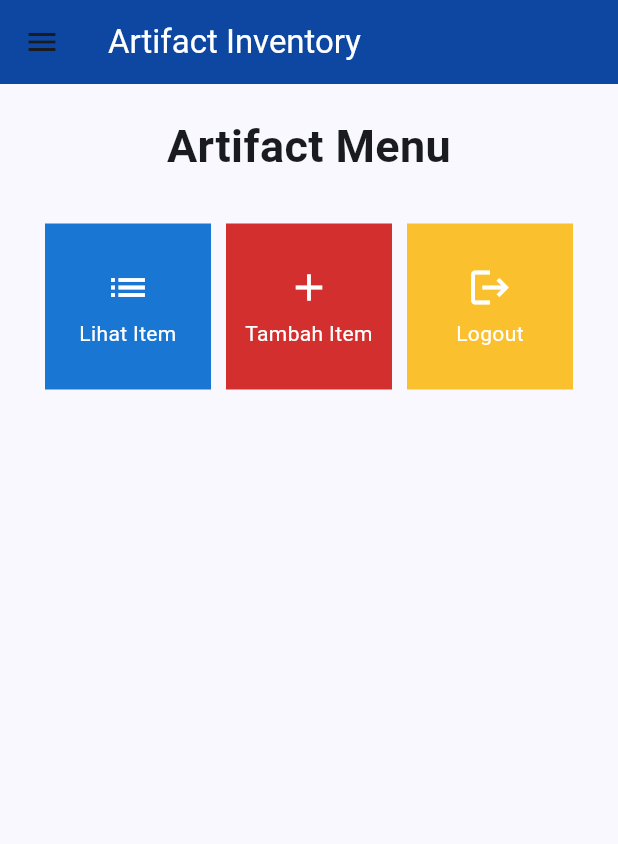
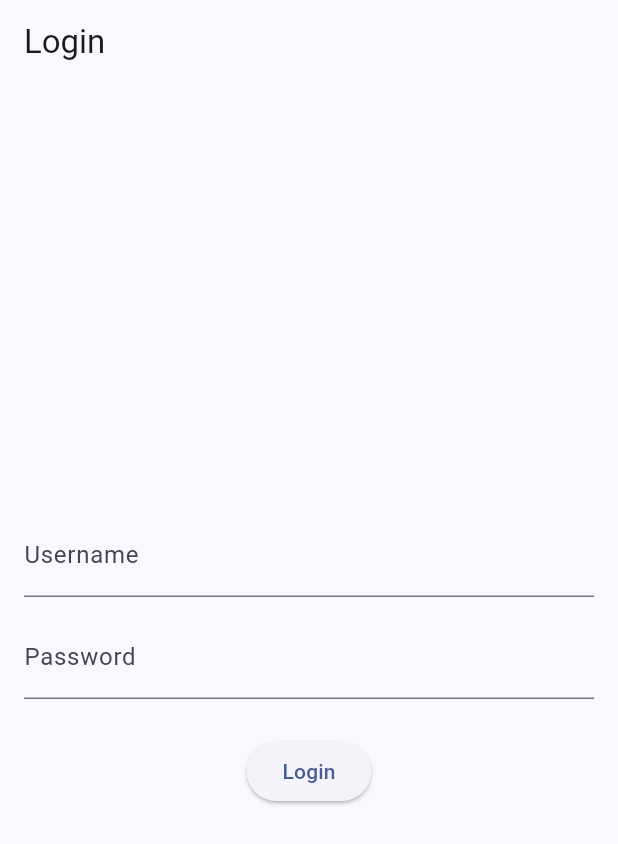
Before and after one commit to SkyClave/game_inventory_mobile, a Flutter app: the screen it shows after launch, on a phone screen of 412 x 824 dp. Shown: the top 844 px of the screen. Run offline on Flutter 3.47's test engine with Material 2 defaults, Android fonts, the light colour scheme and no system bars; missing offline and left inert: pbp_django_auth.

Commit message:
tugas tanpa readme

```diff
--- a/lib/main.dart
+++ b/lib/main.dart
@@ -1,5 +1,8 @@
 import 'package:flutter/material.dart';
 import 'package:game_inventory/screens/menu.dart';
+import 'package:game_inventory/screens/login.dart';
+import 'package:pbp_django_auth/pbp_django_auth.dart';
+import 'package:provider/provider.dart';
 
 void main() {
   runApp(const MyApp());
@@ -11,7 +14,12 @@
   // This widget is the root of your application.
   @override
   Widget build(BuildContext context) {
-    return MaterialApp(
+    return Provider(
+            create: (_) {
+                CookieRequest request = CookieRequest();
+                return request;
+            },
+            child: MaterialApp(
                 title: 'Artifact Inventory',
                 theme: ThemeData(
                   // This is the theme of your application.
@@ -32,7 +40,8 @@
                   colorScheme: ColorScheme.fromSeed(seedColor: Colors.blue.shade900),
                   useMaterial3: true,
                 ),
-      home: MyHomePage(),
+                home: LoginPage(),
+            ),
         );
   }
 }
--- /dev/null
+++ b/lib/screens/login.dart
@@ -0,0 +1,110 @@
+import 'package:game_inventory/screens/menu.dart';
+import 'package:flutter/material.dart';
+import 'package:pbp_django_auth/pbp_django_auth.dart';
+import 'package:provider/provider.dart';
+
+void main() {
+  runApp(const LoginApp());
+}
+
+class LoginApp extends StatelessWidget {
+  const LoginApp({super.key});
+
+  @override
+  Widget build(BuildContext context) {
+    return MaterialApp(
+      title: 'Login',
+      theme: ThemeData(
+        primarySwatch: Colors.blue,
+      ),
+      home: const LoginPage(),
+    );
+  }
+}
+
+class LoginPage extends StatefulWidget {
+  const LoginPage({super.key});
+
+  @override
+  _LoginPageState createState() => _LoginPageState();
+}
+
+class _LoginPageState extends State<LoginPage> {
+  final TextEditingController _usernameController = TextEditingController();
+  final TextEditingController _passwordController = TextEditingController();
+
+  @override
+  Widget build(BuildContext context) {
+    final request = context.watch<CookieRequest>();
+    return Scaffold(
+      appBar: AppBar(
+        title: const Text('Login'),
+      ),
+      body: Container(
+        padding: const EdgeInsets.all(16.0),
+        child: Column(
+          mainAxisAlignment: MainAxisAlignment.center,
+          children: [
+            TextField(
+              controller: _usernameController,
+              decoration: const InputDecoration(
+                labelText: 'Username',
+              ),
+            ),
+            const SizedBox(height: 12.0),
+            TextField(
+              controller: _passwordController,
+              decoration: const InputDecoration(
+                labelText: 'Password',
+              ),
+              obscureText: true,
+            ),
+            const SizedBox(height: 24.0),
+            ElevatedButton(
+              onPressed: () async {
+                String username = _usernameController.text;
+                String password = _passwordController.text;
+
+                final response =
+                    await request.login("https://alwin-djuliansah-tugas.pbp.cs.ui.ac.id/auth/login/", {
+                  'username': username,
+                  'password': password,
+                });
+
+                if (request.loggedIn) {
+                  String message = response['message'];
+                  String uname = response['username'];
+                  Navigator.pushReplacement(
+                    context,
+                    MaterialPageRoute(builder: (context) => MyHomePage()),
+                  );
+                  ScaffoldMessenger.of(context)
+                    ..hideCurrentSnackBar()
+                    ..showSnackBar(SnackBar(
+                        content: Text("$message Selamat datang, $uname.")));
+                } else {
+                  showDialog(
+                    context: context,
+                    builder: (context) => AlertDialog(
+                      title: const Text('Login Gagal'),
+                      content: Text(response['message']),
+                      actions: [
+                        TextButton(
+                          child: const Text('OK'),
+                          onPressed: () {
+                            Navigator.pop(context);
+                          },
+                        ),
+                      ],
+                    ),
+                  );
+                }
+              },
+              child: const Text('Login'),
+            ),
+          ],
+        ),
+      ),
+    );
+  }
+}
--- a/lib/widgets/left_drawer.dart
+++ b/lib/widgets/left_drawer.dart
@@ -1,7 +1,7 @@
 import 'package:flutter/material.dart';
 import 'package:game_inventory/screens/menu.dart';
 import 'package:game_inventory/screens/artifact_form.dart';
-import 'package:game_inventory/screens/show_item.dart';
+import 'package:game_inventory/screens/list_item.dart';
 
 class LeftDrawer extends StatelessWidget {
   const LeftDrawer({super.key});
@@ -57,7 +57,7 @@
               Navigator.pushReplacement(
                   context,
                   MaterialPageRoute(
-                    builder: (context) => ShowItemPage(),
+                    builder: (context) => ItemPage(),
                   ));
             },
           ),
--- a/pubspec.yaml
+++ b/pubspec.yaml
@@ -35,6 +35,9 @@
   # The following adds the Cupertino Icons font to your application.
   # Use with the CupertinoIcons class for iOS style icons.
   cupertino_icons: ^1.0.2
+  provider: ^6.1.1
+  pbp_django_auth: ^0.4.0
+  http: ^1.1.0
 
 dev_dependencies:
   flutter_test:
```
Also changed, not shown: lib/models/item.dart (added, +79 -0 lines), lib/screens/artifact_form.dart (+29 -30 lines), lib/screens/detail_item.dart (added, +48 -0 lines), lib/screens/list_item.dart (added, +101 -0 lines), lib/screens/menu.dart (+29 -5 lines), pubspec.lock, 3 other files. Lines whose indentation alone changed are shown as unchanged.
